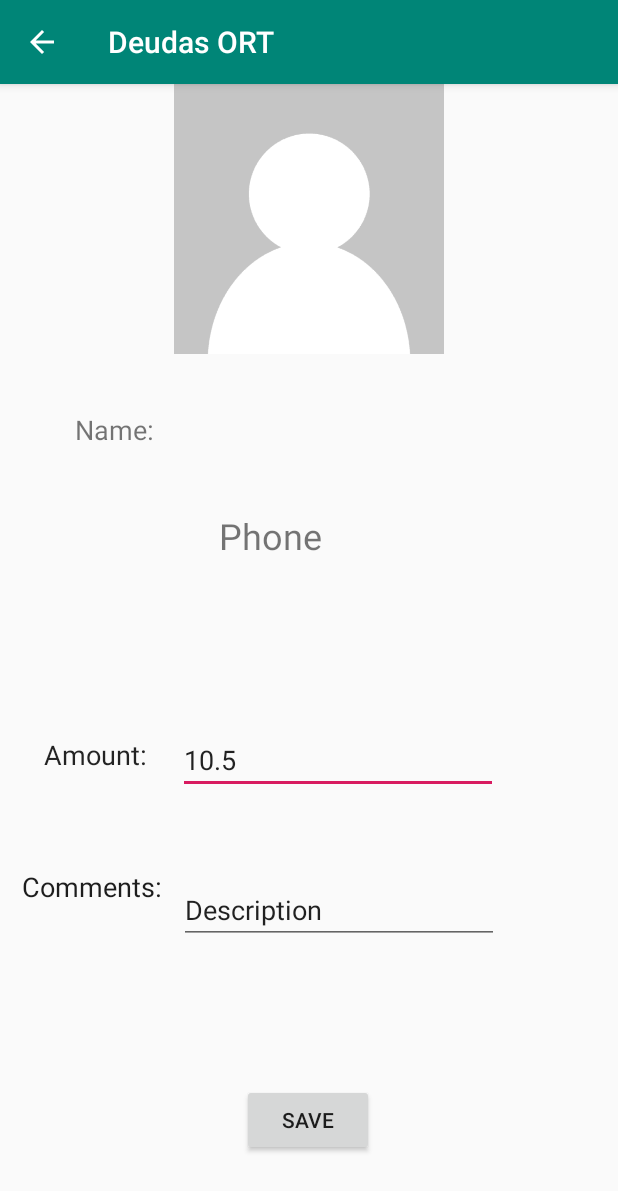
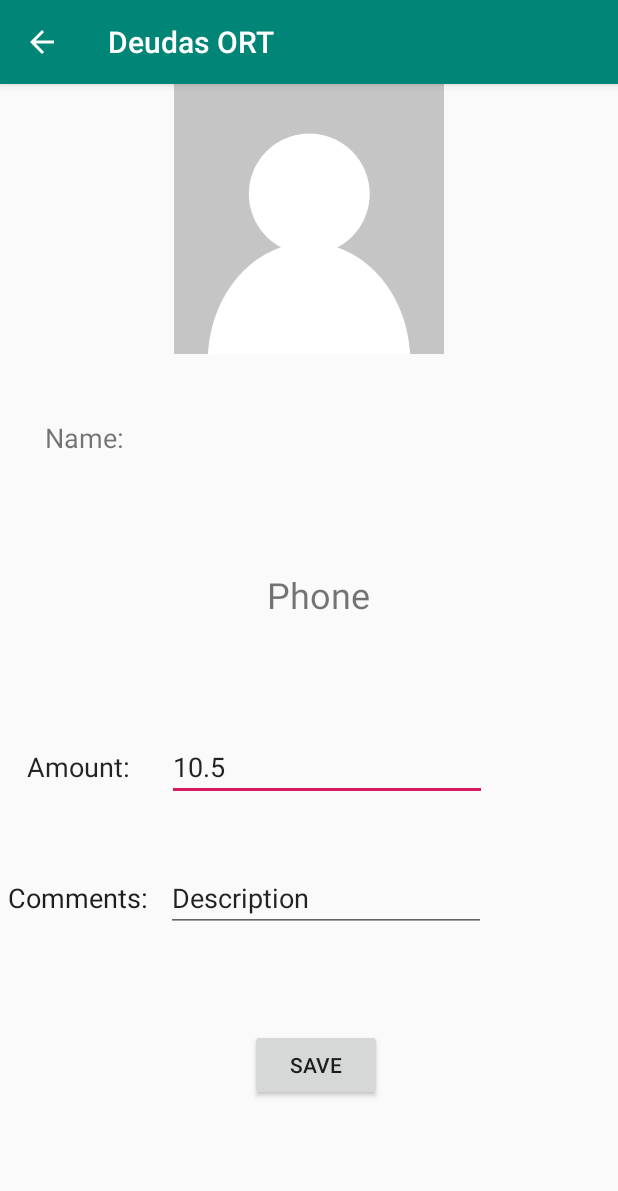
Before and after one commit to francohorita/deudas-ort, an Android app: the ContactActivity screen opened directly, with no data from a screen before it, on a phone screen of 412 x 824 dp. Shown: the top 1191 px of the screen. Run offline under Robolectric (Android 15) with nearby library versions, the phone set to English and light mode, and no system bars.

Commit message:
Detalle UI con Layouts

```diff
--- a/app/src/main/res/layout/activity_contact.xml
+++ b/app/src/main/res/layout/activity_contact.xml
@@ -1,31 +1,43 @@
 <?xml version="1.0" encoding="utf-8"?>
-<android.support.constraint.ConstraintLayout xmlns:android="http://schemas.android.com/apk/res/android"
+<LinearLayout xmlns:android="http://schemas.android.com/apk/res/android"
     xmlns:app="http://schemas.android.com/apk/res-auto"
     xmlns:tools="http://schemas.android.com/tools"
+    android:id="@+id/linearLayoutCompleto"
     android:layout_width="match_parent"
     android:layout_height="match_parent"
-    tools:context=".ContactActivity">
+    android:orientation="vertical"
+    tools:context=".ContactActivity"
+    tools:layout_editor_absoluteX="2dp"
+    tools:layout_editor_absoluteY="-3dp">
 
-    <TextView
-        android:id="@+id/inputFullName"
-        android:layout_width="127dp"
-        android:layout_height="51dp"
-        android:layout_marginTop="20dp"
-        android:gravity="center"
-        android:text="@string/inputFullName"
-        android:textSize="30sp"
-        app:layout_constraintBottom_toTopOf="@+id/inputPhone"
+
+    <LinearLayout
+        android:id="@+id/linearLayoutPhoto"
+        android:layout_width="match_parent"
+        android:layout_height="match_parent"
+        android:orientation="vertical">
+
+        <ImageView
+            android:id="@+id/photo"
+            android:layout_width="match_parent"
+            android:layout_height="180dp"
+            android:contentDescription="@string/contactPhoto"
             app:layout_constraintEnd_toEndOf="parent"
-        app:layout_constraintHorizontal_bias="0.487"
             app:layout_constraintStart_toStartOf="parent"
-        app:layout_constraintTop_toBottomOf="@+id/photo"
-        app:layout_constraintVertical_bias="0.053" />
+            app:layout_constraintTop_toTopOf="parent"
+            app:srcCompat="@drawable/image" />
+
+        <LinearLayout
+            android:id="@+id/linearLayoutName"
+            android:layout_width="match_parent"
+            android:layout_height="115dp">
 
             <TextView
                 android:id="@+id/textViewName"
-        android:layout_width="wrap_content"
+                android:layout_width="102dp"
                 android:layout_height="wrap_content"
-        android:layout_marginTop="24dp"
+                android:layout_marginStart="5dp"
+                android:layout_marginTop="25dp"
                 android:gravity="center"
                 android:paddingLeft="10dp"
                 android:paddingTop="10dp"
@@ -41,9 +53,33 @@
                 app:layout_constraintVertical_bias="0.008" />
 
             <TextView
+                android:id="@+id/inputFullName"
+                android:layout_width="127dp"
+                android:layout_height="51dp"
+                android:layout_marginStart="35dp"
+                android:layout_marginTop="25dp"
+                android:gravity="center"
+                android:text="@string/inputFullName"
+                android:textSize="30sp"
+                app:layout_constraintBottom_toTopOf="@+id/inputPhone"
+                app:layout_constraintEnd_toEndOf="parent"
+                app:layout_constraintHorizontal_bias="0.500"
+                app:layout_constraintStart_toStartOf="parent"
+                app:layout_constraintTop_toBottomOf="@+id/photo"
+                app:layout_constraintVertical_bias="0.053" />
+        </LinearLayout>
+
+        <LinearLayout
+            android:id="@+id/linearLayoutPhone"
+            android:layout_width="match_parent"
+            android:layout_height="112dp"
+            android:orientation="horizontal">
+
+            <TextView
                 android:id="@+id/textViewPhone"
-        android:layout_width="wrap_content"
+                android:layout_width="111dp"
                 android:layout_height="wrap_content"
+                android:layout_marginStart="5dp"
                 android:layout_marginTop="25dp"
                 android:gravity="center"
                 android:paddingLeft="10dp"
@@ -59,80 +95,80 @@
                 app:layout_constraintTop_toBottomOf="@+id/textViewName"
                 app:layout_constraintVertical_bias="0.011" />
 
-    <ImageView
-        android:id="@+id/photo"
-        android:layout_width="0dp"
-        android:layout_height="180dp"
-        android:contentDescription="@string/contactPhoto"
+            <TextView
+                android:id="@+id/inputPhone"
+                android:layout_width="120dp"
+                android:layout_height="39dp"
+                android:layout_marginStart="35dp"
+                android:layout_marginTop="25dp"
+                android:layout_marginEnd="132dp"
+                android:layout_marginBottom="100dp"
+                android:gravity="center"
+                android:text="@string/inputPhone"
+                android:textSize="24sp"
+                app:layout_constraintBottom_toTopOf="@id/textViewPhone"
                 app:layout_constraintEnd_toEndOf="parent"
-        app:layout_constraintStart_toStartOf="parent"
-        app:layout_constraintTop_toTopOf="parent"
-        app:srcCompat="@drawable/image" />
+                app:layout_constraintHorizontal_bias="0.586"
+                app:layout_constraintStart_toEndOf="@+id/textViewPhone"
+                app:layout_constraintTop_toBottomOf="@id/textViewPhone"
+                app:layout_constraintVertical_bias="0.931" />
+        </LinearLayout>
+
+        <LinearLayout
+            android:id="@+id/linearLayoutAmount"
+            android:layout_width="match_parent"
+            android:layout_height="87dp"
+            android:orientation="horizontal">
+
+            <TextView
+                android:id="@+id/textViewAmount"
+                android:layout_width="94dp"
+                android:layout_height="38dp"
+                android:layout_marginStart="5dp"
+                android:layout_marginTop="25dp"
+                android:gravity="center"
+                android:text="@string/textViewAmount"
+                android:textColor="#DC000000"
+                android:textSize="18sp"
+                app:layout_constraintBottom_toTopOf="@+id/textViewComments"
+                app:layout_constraintEnd_toStartOf="@+id/inputAmount"
+                app:layout_constraintHorizontal_bias="0.58"
+                app:layout_constraintStart_toStartOf="@id/inputAmount"
+                app:layout_constraintTop_toBottomOf="@+id/textViewPhone"
+                app:layout_constraintVertical_bias="0.184" />
 
             <EditText
                 android:id="@+id/inputAmount"
                 android:layout_width="wrap_content"
                 android:layout_height="wrap_content"
-        android:layout_marginTop="232dp"
+                android:layout_marginStart="12dp"
+                android:layout_marginTop="25dp"
                 android:layout_marginEnd="80dp"
                 android:ems="10"
+                android:hint="@string/inputAmount"
                 android:inputType="numberDecimal"
                 android:text="@string/inputAmount"
                 app:layout_constraintBottom_toTopOf="@+id/inputComments"
-        app:layout_constraintEnd_toEndOf="parent"
+                app:layout_constraintEnd_toEndOf="@id/textViewAmount"
                 app:layout_constraintHorizontal_bias="1.0"
-        app:layout_constraintStart_toStartOf="parent"
-        app:layout_constraintTop_toBottomOf="@+id/photo"
+                app:layout_constraintStart_toStartOf="@id/textViewAmount"
+                app:layout_constraintTop_toBottomOf="@id/textViewAmount"
                 app:layout_constraintVertical_bias="0.222" />
 
-    <Button
-        android:id="@+id/buttonSave"
-        android:layout_width="wrap_content"
-        android:layout_height="wrap_content"
-        android:layout_marginBottom="50dp"
-        android:text="@string/buttonSave"
-        app:layout_constraintBottom_toBottomOf="parent"
-        app:layout_constraintEnd_toEndOf="parent"
-        app:layout_constraintHorizontal_bias="0.498"
-        app:layout_constraintStart_toStartOf="parent"
-        app:layout_constraintTop_toBottomOf="@+id/photo"
-        app:layout_constraintVertical_bias="0.993" />
+        </LinearLayout>
 
-    <EditText
-        android:id="@+id/inputComments"
-        android:layout_width="wrap_content"
-        android:layout_height="wrap_content"
-        android:layout_marginBottom="64dp"
-        android:ems="10"
-        android:inputType="numberDecimal"
-        android:text="@string/inputComments"
-        app:layout_constraintBottom_toTopOf="@+id/buttonSave"
-        app:layout_constraintEnd_toEndOf="parent"
-        app:layout_constraintHorizontal_bias="0.601"
-        app:layout_constraintStart_toStartOf="parent"
-        app:layout_constraintTop_toBottomOf="@+id/photo"
-        app:layout_constraintVertical_bias="0.923" />
-
-    <TextView
-        android:id="@+id/inputPhone"
-        android:layout_width="120dp"
-        android:layout_height="39dp"
-        android:layout_marginEnd="132dp"
-        android:layout_marginBottom="100dp"
-        android:gravity="center"
-        android:text="@string/inputPhone"
-        android:textSize="24sp"
-        app:layout_constraintBottom_toTopOf="@+id/inputAmount"
-        app:layout_constraintEnd_toEndOf="parent"
-        app:layout_constraintHorizontal_bias="0.586"
-        app:layout_constraintStart_toEndOf="@+id/textViewPhone"
-        app:layout_constraintTop_toBottomOf="@+id/photo"
-        app:layout_constraintVertical_bias="0.931" />
+        <LinearLayout
+            android:id="@+id/linearLayoutComments"
+            android:layout_width="match_parent"
+            android:layout_height="95dp"
+            android:orientation="horizontal">
 
             <TextView
                 android:id="@+id/textViewComments"
                 android:layout_width="wrap_content"
-        android:layout_height="wrap_content"
+                android:layout_height="38dp"
+                android:layout_marginStart="5dp"
+                android:layout_marginTop="25dp"
                 android:gravity="center"
                 android:text="@string/textViewComments"
                 android:textColor="#EB0A0A0A"
@@ -144,20 +180,48 @@
                 app:layout_constraintTop_toBottomOf="@+id/textViewPhone"
                 app:layout_constraintVertical_bias="0.493" />
 
-    <TextView
-        android:id="@+id/textViewAmount"
+            <EditText
+                android:id="@+id/inputComments"
                 android:layout_width="wrap_content"
                 android:layout_height="wrap_content"
-        android:layout_marginTop="112dp"
+                android:layout_marginStart="12dp"
+                android:layout_marginTop="25dp"
+                android:ems="10"
+                android:inputType="numberDecimal"
+                android:text="@string/inputComments"
+                android:hint="@string/inputComments"
+                app:layout_constraintBottom_toTopOf="@+id/buttonSave"
+                app:layout_constraintEnd_toEndOf="parent"
+                app:layout_constraintHorizontal_bias="0.601"
+                app:layout_constraintStart_toStartOf="parent"
+                app:layout_constraintTop_toBottomOf="@+id/photo"
+                app:layout_constraintVertical_bias="0.923" />
+        </LinearLayout>
+
+        <LinearLayout
+            android:id="@+id/linearLayoutButtonSave"
+            android:layout_width="match_parent"
+            android:layout_height="match_parent"
             android:gravity="center"
-        android:text="@string/textViewAmount"
-        android:textColor="#DC000000"
-        android:textSize="18sp"
-        app:layout_constraintBottom_toTopOf="@+id/textViewComments"
-        app:layout_constraintEnd_toStartOf="@+id/inputAmount"
-        app:layout_constraintHorizontal_bias="0.58"
+            android:orientation="horizontal">
+
+            <Button
+                android:id="@+id/buttonSave"
+                android:layout_width="wrap_content"
+                android:layout_height="wrap_content"
+                android:layout_gravity="center"
+                android:layout_marginStart="10dp"
+                android:layout_marginTop="25dp"
+                android:layout_marginBottom="50dp"
+                android:text="@string/buttonSave"
+                app:layout_constraintBottom_toBottomOf="parent"
+                app:layout_constraintEnd_toEndOf="parent"
+                app:layout_constraintHorizontal_bias="0.498"
                 app:layout_constraintStart_toStartOf="parent"
-        app:layout_constraintTop_toBottomOf="@+id/textViewPhone"
-        app:layout_constraintVertical_bias="0.184" />
+                app:layout_constraintTop_toBottomOf="@+id/photo"
+                app:layout_constraintVertical_bias="0.993" />
+        </LinearLayout>
 
-</android.support.constraint.ConstraintLayout>
+    </LinearLayout>
+
+</LinearLayout>
```
Lines whose indentation alone changed are shown as unchanged.
